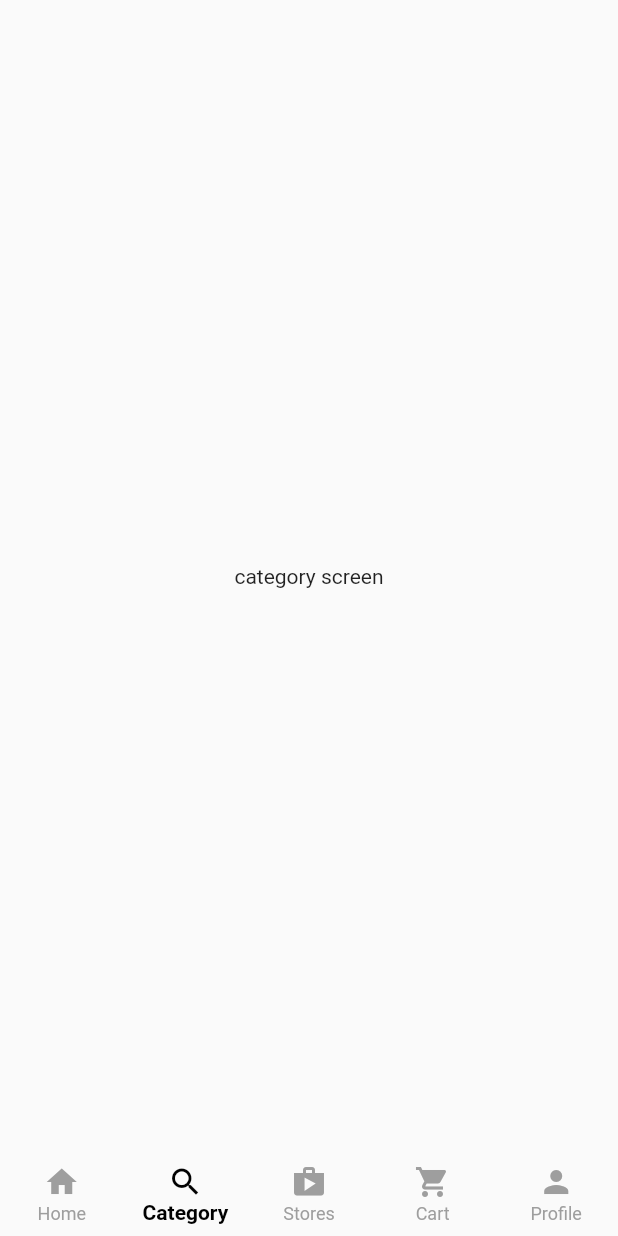
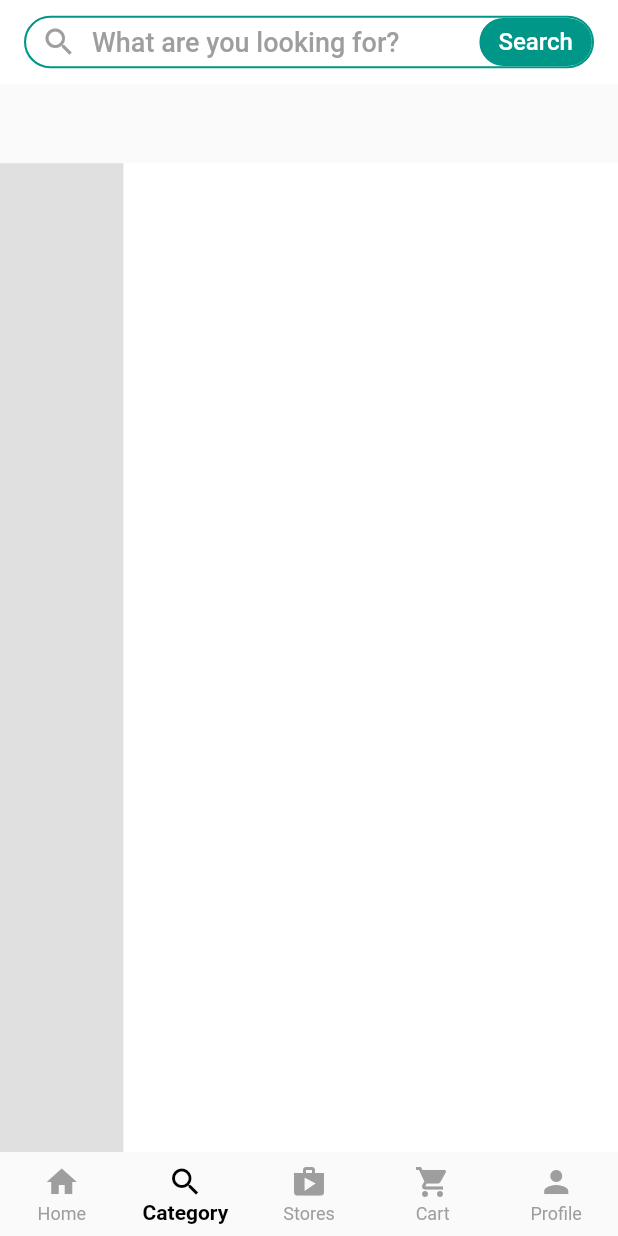
Before and after one commit to amrabdalfatah/multi_store, a Flutter app: the screen it shows after launch, item 2 of the bottom bar chosen, on a phone screen of 412 x 824 dp. Run offline on Flutter 3.47's test engine with Material 2 defaults, Android fonts, the phone set to English and light mode, and no system bars.

Commit message:
build category screen

```diff
--- /dev/null
+++ b/lib/main_screens/category.dart
@@ -0,0 +1,54 @@
+import 'package:flutter/material.dart';
+
+import '../widgets/fake_search.dart';
+
+class CategoryScreen extends StatefulWidget {
+  const CategoryScreen({Key? key}) : super(key: key);
+
+  @override
+  State<CategoryScreen> createState() => _CategoryScreenState();
+}
+
+class _CategoryScreenState extends State<CategoryScreen> {
+  @override
+  Widget build(BuildContext context) {
+    var size = MediaQuery.of(context).size;
+    return Scaffold(
+      appBar: AppBar(
+        elevation: 0,
+        backgroundColor: Colors.white,
+        title: const FakeSearch(),
+      ),
+      body: Stack(
+        children: [
+          Positioned(
+            bottom: 0,
+            left: 0,
+            child: sideNavigator(size),
+          ),
+          Positioned(
+            bottom: 0,
+            right: 0,
+            child: categView(size),
+          ),
+        ],
+      ),
+    );
+  }
+
+  Widget sideNavigator(Size size) {
+    return Container(
+      height: size.height * 0.8,
+      width: size.width * 0.2,
+      color: Colors.grey.shade300,
+    );
+  }
+
+  Widget categView(Size size) {
+    return Container(
+      height: size.height * 0.8,
+      width: size.width * 0.8,
+      color: Colors.white,
+    );
+  }
+}
--- a/lib/main_screens/customer_home.dart
+++ b/lib/main_screens/customer_home.dart
@@ -1,5 +1,7 @@
 import 'package:flutter/material.dart';
-import 'package:multi_store/main_screens/home.dart';
+
+import './category.dart';
+import './home.dart';
 
 class CustomerHomeScreen extends StatefulWidget {
   const CustomerHomeScreen({Key? key}) : super(key: key);
@@ -12,7 +14,7 @@ class _CustomerHomeScreenState extends State<CustomerHomeScreen> {
   int _selectedIndex = 0;
   final List<Widget> _tabs = const [
     HomeScreen(),
-    Center(child: Text('category screen')),
+    CategoryScreen(),
     Center(child: Text('stores screen')),
     Center(child: Text('cart screen')),
     Center(child: Text('profile screen')),
@@ -32,7 +34,8 @@ class _CustomerHomeScreenState extends State<CustomerHomeScreen> {
           BottomNavigationBarItem(icon: Icon(Icons.home), label: 'Home'),
           BottomNavigationBarItem(icon: Icon(Icons.search), label: 'Category'),
           BottomNavigationBarItem(icon: Icon(Icons.shop), label: 'Stores'),
-          BottomNavigationBarItem(icon: Icon(Icons.shopping_cart), label: 'Cart'),
+          BottomNavigationBarItem(
+              icon: Icon(Icons.shopping_cart), label: 'Cart'),
           BottomNavigationBarItem(icon: Icon(Icons.person), label: 'Profile'),
         ],
         onTap: (index) {
--- a/lib/main_screens/home.dart
+++ b/lib/main_screens/home.dart
@@ -1,6 +1,6 @@
 import 'package:flutter/material.dart';
 
-import '../minor_screens/search.dart';
+import '../widgets/fake_search.dart';
 
 class HomeScreen extends StatefulWidget {
   const HomeScreen({Key? key}) : super(key: key);
@@ -18,63 +18,7 @@ class _HomeScreenState extends State<HomeScreen> {
         appBar: AppBar(
           elevation: 0,
           backgroundColor: Colors.white,
-          title: InkWell(
-            onTap: () {
-              Navigator.push(context, MaterialPageRoute(builder: (context) {
-                return const SearchScreen();
-              }));
-            },
-            child: Container(
-              height: 35,
-              decoration: BoxDecoration(
-                border: Border.all(
-                  color: Colors.teal,
-                  width: 1.4,
-                ),
-                borderRadius: BorderRadius.circular(25),
-              ),
-              child: Row(
-                mainAxisAlignment: MainAxisAlignment.spaceBetween,
-                children: [
-                  Row(
-                    children: const [
-                      Padding(
-                        padding: EdgeInsets.symmetric(horizontal: 10),
-                        child: Icon(
-                          Icons.search,
-                          color: Colors.grey,
-                        ),
-                      ),
-                      Text(
-                        'What are you looking for?',
-                        style: TextStyle(
-                          fontSize: 18,
-                          color: Colors.grey,
-                        ),
-                      ),
-                    ],
-                  ),
-                  Container(
-                    height: 32,
-                    width: 75,
-                    decoration: BoxDecoration(
-                      color: Colors.teal,
-                      borderRadius: BorderRadius.circular(25),
-                    ),
-                    child: const Center(
-                      child: Text(
-                        'Search',
-                        style: TextStyle(
-                          fontSize: 16,
-                          color: Colors.white,
-                        ),
-                      ),
-                    ),
-                  ),
-                ],
-              ),
-            ),
-          ),
+          title: const FakeSearch(),
           bottom: const TabBar(
             isScrollable: true,
             indicatorColor: Colors.teal,
--- /dev/null
+++ b/lib/widgets/fake_search.dart
@@ -0,0 +1,68 @@
+import 'package:flutter/material.dart';
+
+import '../minor_screens/search.dart';
+
+class FakeSearch extends StatelessWidget {
+  const FakeSearch({Key? key}) : super(key: key);
+
+  @override
+  Widget build(BuildContext context) {
+    return InkWell(
+      onTap: () {
+        Navigator.push(context, MaterialPageRoute(builder: (context) {
+          return const SearchScreen();
+        }));
+      },
+      child: Container(
+        height: 35,
+        decoration: BoxDecoration(
+          border: Border.all(
+            color: Colors.teal,
+            width: 1.4,
+          ),
+          borderRadius: BorderRadius.circular(25),
+        ),
+        child: Row(
+          mainAxisAlignment: MainAxisAlignment.spaceBetween,
+          children: [
+            Row(
+              children: const [
+                Padding(
+                  padding: EdgeInsets.symmetric(horizontal: 10),
+                  child: Icon(
+                    Icons.search,
+                    color: Colors.grey,
+                  ),
+                ),
+                Text(
+                  'What are you looking for?',
+                  style: TextStyle(
+                    fontSize: 18,
+                    color: Colors.grey,
+                  ),
+                ),
+              ],
+            ),
+            Container(
+              height: 32,
+              width: 75,
+              decoration: BoxDecoration(
+                color: Colors.teal,
+                borderRadius: BorderRadius.circular(25),
+              ),
+              child: const Center(
+                child: Text(
+                  'Search',
+                  style: TextStyle(
+                    fontSize: 16,
+                    color: Colors.white,
+                  ),
+                ),
+              ),
+            ),
+          ],
+        ),
+      ),
+    );
+  }
+}
```
